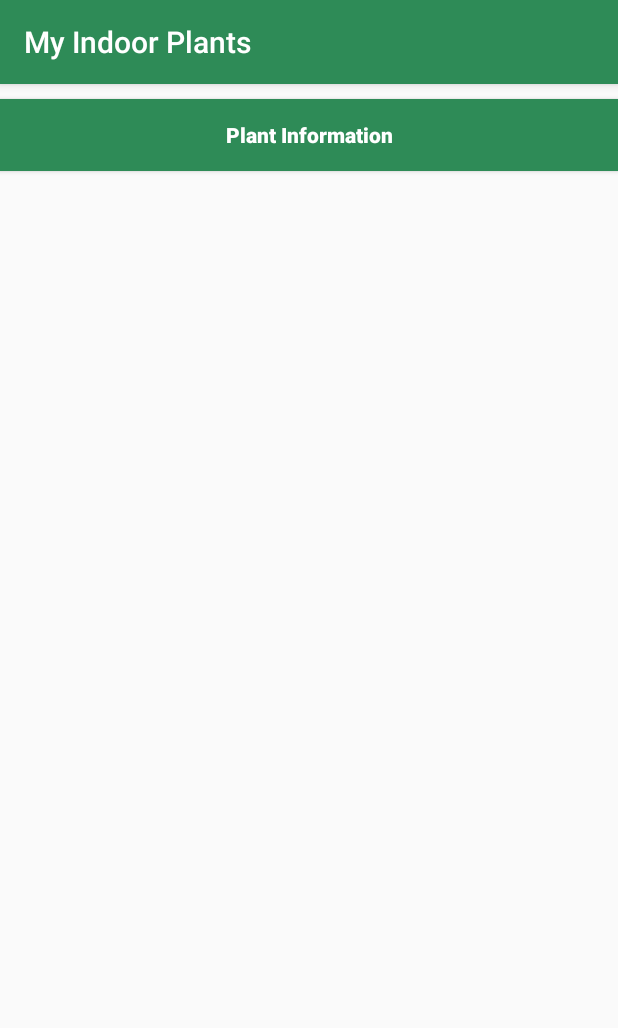
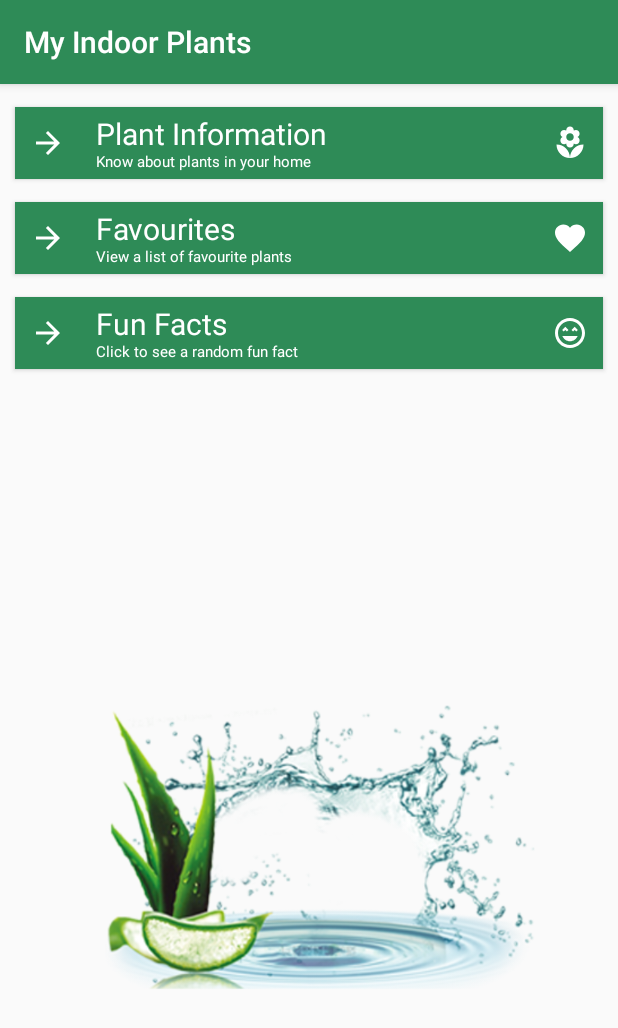
Before and after one commit to Beadsley/Plantcare-android-application, an Android app: the screen it shows after launch (MainActivity), on a phone screen of 412 x 824 dp. Shown: the top 1028 px of the screen. Run offline under Robolectric (Android 15) with nearby library versions, the phone set to English and light mode, and no system bars.

Commit message:
Icons added -icons added top the main menu -favourties and fun fact button added to the main menu

```diff
--- a/app/src/main/AndroidManifest.xml
+++ b/app/src/main/AndroidManifest.xml
@@ -8,7 +8,7 @@
         android:label="@string/app_name"
         android:roundIcon="@mipmap/ic_launcher_round"
         android:supportsRtl="true"
-        android:theme="@style/AppTheme">
+                android:theme="@style/AppTheme">
         <activity android:name=".PlantInfoActivity"></activity>
         <activity android:name=".MainActivity">
             <intent-filter>
--- /dev/null
+++ b/app/src/main/res/drawable/icon_arrow.xml
@@ -0,0 +1,5 @@
+<vector android:height="24dp" android:tint="#FFFFFF"
+    android:viewportHeight="24.0" android:viewportWidth="24.0"
+    android:width="24dp" xmlns:android="http://schemas.android.com/apk/res/android">
+    <path android:fillColor="#FF000000" android:pathData="M12,4l-1.41,1.41L16.17,11H4v2h12.17l-5.58,5.59L12,20l8,-8z"/>
+</vector>
--- /dev/null
+++ b/app/src/main/res/drawable/icon_favourite.xml
@@ -0,0 +1,5 @@
+<vector android:height="24dp" android:tint="#FFFFFF"
+    android:viewportHeight="24.0" android:viewportWidth="24.0"
+    android:width="24dp" xmlns:android="http://schemas.android.com/apk/res/android">
+    <path android:fillColor="#FF000000" android:pathData="M12,21.35l-1.45,-1.32C5.4,15.36 2,12.28 2,8.5 2,5.42 4.42,3 7.5,3c1.74,0 3.41,0.81 4.5,2.09C13.09,3.81 14.76,3 16.5,3 19.58,3 22,5.42 22,8.5c0,3.78 -3.4,6.86 -8.55,11.54L12,21.35z"/>
+</vector>
--- /dev/null
+++ b/app/src/main/res/drawable/icon_flower.xml
@@ -0,0 +1,5 @@
+<vector android:height="24dp" android:tint="#FFFFFF"
+    android:viewportHeight="24.0" android:viewportWidth="24.0"
+    android:width="24dp" xmlns:android="http://schemas.android.com/apk/res/android">
+    <path android:fillColor="#FF000000" android:pathData="M12,22c4.97,0 9,-4.03 9,-9 -4.97,0 -9,4.03 -9,9zM5.6,10.25c0,1.38 1.12,2.5 2.5,2.5 0.53,0 1.01,-0.16 1.42,-0.44l-0.02,0.19c0,1.38 1.12,2.5 2.5,2.5s2.5,-1.12 2.5,-2.5l-0.02,-0.19c0.4,0.28 0.89,0.44 1.42,0.44 1.38,0 2.5,-1.12 2.5,-2.5 0,-1 -0.59,-1.85 -1.43,-2.25 0.84,-0.4 1.43,-1.25 1.43,-2.25 0,-1.38 -1.12,-2.5 -2.5,-2.5 -0.53,0 -1.01,0.16 -1.42,0.44l0.02,-0.19C14.5,2.12 13.38,1 12,1S9.5,2.12 9.5,3.5l0.02,0.19c-0.4,-0.28 -0.89,-0.44 -1.42,-0.44 -1.38,0 -2.5,1.12 -2.5,2.5 0,1 0.59,1.85 1.43,2.25 -0.84,0.4 -1.43,1.25 -1.43,2.25zM12,5.5c1.38,0 2.5,1.12 2.5,2.5s-1.12,2.5 -2.5,2.5S9.5,9.38 9.5,8s1.12,-2.5 2.5,-2.5zM3,13c0,4.97 4.03,9 9,9 0,-4.97 -4.03,-9 -9,-9z"/>
+</vector>
--- /dev/null
+++ b/app/src/main/res/drawable/icon_happy_face.xml
@@ -0,0 +1,5 @@
+<vector android:height="24dp" android:tint="#FFFFFF"
+    android:viewportHeight="24.0" android:viewportWidth="24.0"
+    android:width="24dp" xmlns:android="http://schemas.android.com/apk/res/android">
+    <path android:fillColor="#FF000000" android:pathData="M11.99,2C6.47,2 2,6.47 2,12s4.47,10 9.99,10S22,17.53 22,12 17.52,2 11.99,2zM12,20c-4.42,0 -8,-3.58 -8,-8s3.58,-8 8,-8 8,3.58 8,8 -3.58,8 -8,8zM13,9.94L14.06,11l1.06,-1.06L16.18,11l1.06,-1.06 -2.12,-2.12zM8.88,9.94L9.94,11 11,9.94 8.88,7.82 6.76,9.94 7.82,11zM12,17.5c2.33,0 4.31,-1.46 5.11,-3.5L6.89,14c0.8,2.04 2.78,3.5 5.11,3.5z"/>
+</vector>
--- a/app/src/main/res/layout/activity_main.xml
+++ b/app/src/main/res/layout/activity_main.xml
@@ -5,18 +5,68 @@
     android:layout_height="match_parent"
     tools:context=".MainActivity"
     android:orientation="vertical">
+
     <Button
         android:id="@+id/btn_plant_info"
         android:layout_width="match_parent"
         android:layout_height="wrap_content"
-        android:layout_gravity="center_horizontal"
-        android:layout_marginTop="10dp"
+        android:layout_marginLeft="10dp"
+        android:layout_marginTop="15dp"
+        android:layout_marginRight="10dp"
         android:background="@color/colorPrimary"
-        android:hint="@string/plant_information_btn"
-        android:textStyle="bold"
-        android:textColorHint="#FFFFFF"
-        android:onClick="onPlantInfo"
+        android:drawableLeft="@drawable/icon_arrow"
+        android:drawablePadding="20dp"
+        android:drawableRight="@drawable/icon_flower"
+        android:text="@string/btn_plant_info_text"
+        android:textAllCaps="false"
+        android:textColor="#FFFFFF"
+        android:typeface="sans"
+        android:gravity="left|center_vertical"
+        android:paddingLeft="10dp"
+        android:paddingRight="10dp"
+        android:onClick="onPlantInfo"/>
+    <Button
+        android:id="@+id/btn_favourites"
+        android:layout_width="match_parent"
+        android:layout_height="wrap_content"
+        android:layout_marginLeft="10dp"
+        android:layout_marginTop="15dp"
+        android:layout_marginRight="10dp"
+        android:background="@color/colorPrimary"
+        android:drawableLeft="@drawable/icon_arrow"
+        android:drawablePadding="20dp"
+        android:drawableRight="@drawable/icon_favourite"
+        android:text="@string/btn_favourite_text"
+        android:textAllCaps="false"
+        android:textColor="#FFFFFF"
+        android:typeface="sans"
+        android:gravity="left|center_vertical"
+        android:paddingLeft="10dp"
+        android:paddingRight="10dp"
+        android:onClick="onPlantInfo"/>
+    <Button
+        android:id="@+id/btn_funfacts"
+        android:layout_width="match_parent"
+        android:layout_height="wrap_content"
+        android:layout_marginLeft="10dp"
+        android:layout_marginTop="15dp"
+        android:layout_marginRight="10dp"
+        android:background="@color/colorPrimary"
+        android:drawableLeft="@drawable/icon_arrow"
+        android:drawablePadding="20dp"
+        android:drawableRight="@drawable/icon_happy_face"
+        android:text="@string/btn_funfacts_text"
+        android:textAllCaps="false"
+        android:textColor="#FFFFFF"
+        android:typeface="sans"
+        android:gravity="left|center_vertical"
+        android:paddingLeft="10dp"
+        android:paddingRight="10dp"
+        android:onClick="onPlantInfo"/>
 
-        />
-
+    <ImageView
+        android:layout_width="wrap_content"
+        android:layout_height="wrap_content"
+        android:scaleType="fitEnd"
+        android:src="@drawable/image_logo" />
 </LinearLayout>
--- a/app/src/main/res/layout/activity_plant_info.xml
+++ b/app/src/main/res/layout/activity_plant_info.xml
@@ -23,7 +23,8 @@
         android:layout_height="50dp"
         android:background="@color/colorPrimary"
         android:text="@string/btn_go_back"
-        android:textStyle="bold"
+        android:textAllCaps="false"
+        android:typeface="sans"
         android:textColor="#FFFFFF"
         android:layout_alignParentRight="true"
         android:layout_alignParentBottom="true"
--- a/app/src/main/res/values/strings.xml
+++ b/app/src/main/res/values/strings.xml
@@ -3,9 +3,9 @@
     <string name="welcome_txt">Welcome to My Plants Application</string>
     <string name="plant_information_btn">Plant Information</string>
     <string name="btn_go_back">Go Back</string>
-
-    <!-- TODO: Remove or change this placeholder text -->
-    <string name="hello_blank_fragment">Hello blank fragment</string>
+    <string name="btn_plant_info_text"><font size="20">Plant Information</font>\n\<font size="10">Know about plants in your home</font></string>
+    <string name="btn_favourite_text"><font size="20">Favourites</font>\n\<font size="10">View a list of favourite plants</font></string>
+    <string name="btn_funfacts_text"><font size="20">Fun Facts</font>\n\<font size="10">Click to see a random fun fact</font></string>
     <string name="light_requirements_txt">Light Requirements:</string>
     <string name="water_requirements_txt">Water Requirements:</string>
 </resources>
```
